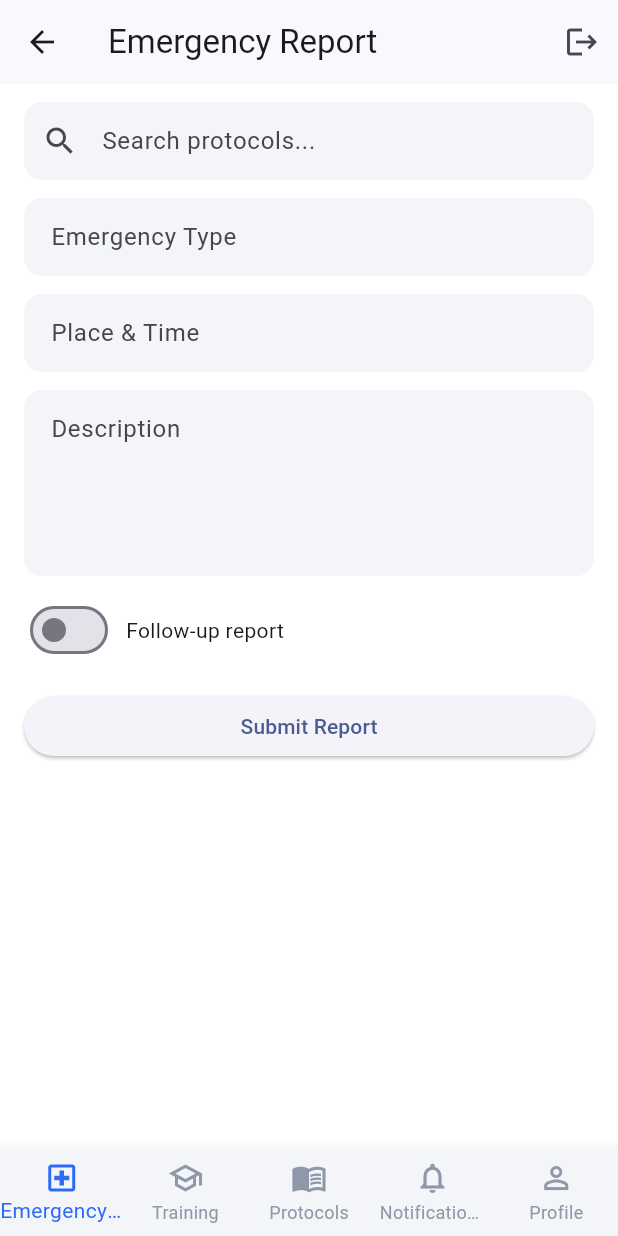
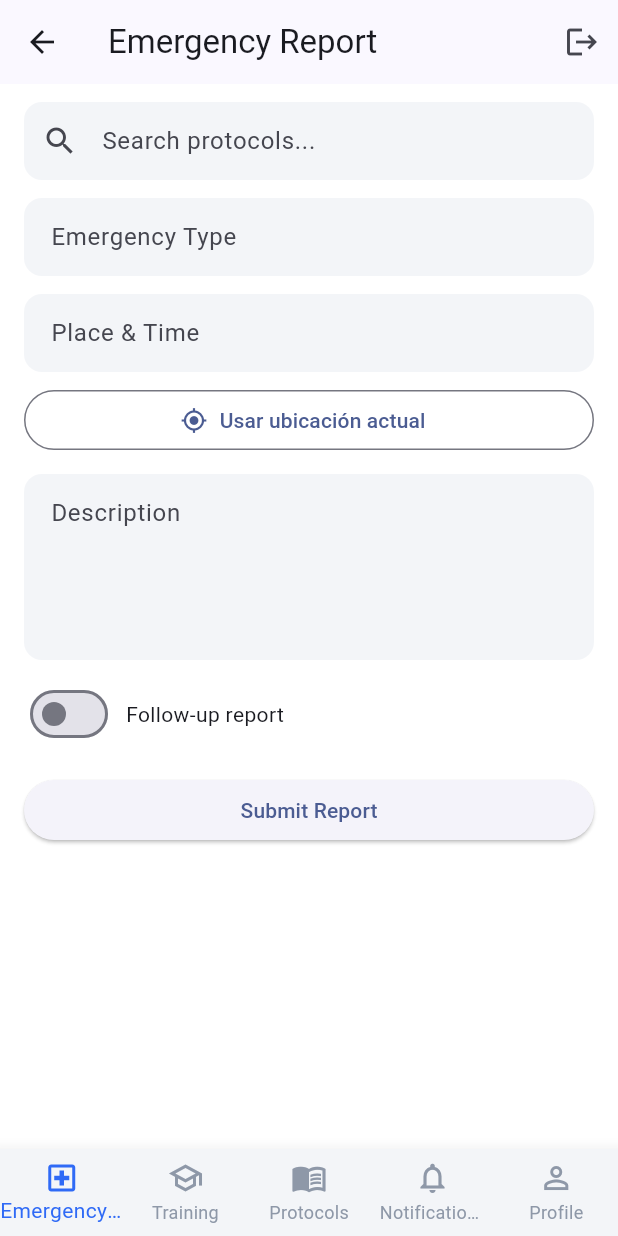
Before and after one commit to Grupo44-ISIS3510-202520/Flutter, a Flutter app: the EmergencyReportScreen screen opened directly, on a phone screen of 412 x 824 dp. Run offline on Flutter 3.47's test engine with Material 3 defaults, Android fonts, the phone set to English and light mode, and no system bars; our stand-ins replace cloud_firestore, equatable, firebase_analytics, firebase_auth, firebase_core, flutter_bloc and 1 more; accounts and stored records are empty; network calls fail.

Commit message:
sensor de gps funciona, además ya se encuentra el doc en firesotre

```diff
--- a/brigadeflutter/lib/blocs/emergency_report/emergency_report_state.dart
+++ b/brigadeflutter/lib/blocs/emergency_report/emergency_report_state.dart
@@ -8,6 +8,10 @@ class EmergencyReportState extends Equatable {
   final bool isFollowUp;
   final bool submitting;
 
+  // NUEVO:
+  final double? latitude;
+  final double? longitude;
+
   const EmergencyReportState({
     this.protocolQuery = '',
     this.type = '',
@@ -15,9 +19,9 @@ class EmergencyReportState extends Equatable {
     this.description = '',
     this.isFollowUp = false,
     this.submitting = false,
+    this.latitude,
+    this.longitude,
   });
-
-  bool get isValid => type.isNotEmpty && placeTime.isNotEmpty && description.isNotEmpty;
 
   EmergencyReportState copyWith({
     String? protocolQuery,
@@ -26,6 +30,9 @@ class EmergencyReportState extends Equatable {
     String? description,
     bool? isFollowUp,
     bool? submitting,
+    double? latitude,
+    double? longitude,
+    bool setNullLocation = false, // útil para reset
   }) {
     return EmergencyReportState(
       protocolQuery: protocolQuery ?? this.protocolQuery,
@@ -34,9 +41,15 @@ class EmergencyReportState extends Equatable {
       description: description ?? this.description,
       isFollowUp: isFollowUp ?? this.isFollowUp,
       submitting: submitting ?? this.submitting,
+      latitude: setNullLocation ? null : (latitude ?? this.latitude),
+      longitude: setNullLocation ? null : (longitude ?? this.longitude),
     );
   }
 
+  bool get isValid => type.isNotEmpty && placeTime.isNotEmpty && description.isNotEmpty;
+
   @override
-  List<Object?> get props => [protocolQuery, type, placeTime, description, isFollowUp, submitting];
+  List<Object?> get props => [
+    protocolQuery, type, placeTime, description, isFollowUp, submitting, latitude, longitude
+  ];
 }
--- a/brigadeflutter/lib/screens/emergency_report_screen.dart
+++ b/brigadeflutter/lib/screens/emergency_report_screen.dart
@@ -1,6 +1,7 @@
 import 'package:brigadeflutter/components/app_bar_actions.dart';
 import 'package:flutter/material.dart';
 import 'package:flutter_bloc/flutter_bloc.dart';
+
 import '../blocs/emergency_report/emergency_report_cubit.dart';
 import '../blocs/emergency_report/emergency_report_state.dart';
 import '../components/app_bottom_nav.dart';
@@ -40,6 +41,7 @@ class _EmergencyReportScreenState extends State<EmergencyReportScreen> {
                     onChanged: cubit.onProtocolChanged,
                   ),
                   const SizedBox(height: 12),
+
                   TextFormField(
                     initialValue: state.type,
                     onChanged: cubit.onTypeChanged,
@@ -47,13 +49,45 @@ class _EmergencyReportScreenState extends State<EmergencyReportScreen> {
                     validator: (v) => (v == null || v.isEmpty) ? 'Required' : null,
                   ),
                   const SizedBox(height: 12),
+
                   TextFormField(
                     initialValue: state.placeTime,
                     onChanged: cubit.onPlaceTimeChanged,
                     decoration: const InputDecoration(hintText: 'Place & Time'),
                     validator: (v) => (v == null || v.isEmpty) ? 'Required' : null,
                   ),
+                  const SizedBox(height: 8),
+
+                  // ubicacion gps
+                  OutlinedButton.icon(
+                    icon: const Icon(Icons.my_location),
+                    label: const Text('Usar ubicación actual'),
+                    onPressed: state.submitting
+                        ? null
+                        : () async {
+                            await cubit.fillWithCurrentLocation();
+                            if (!mounted) return;
+                            final ok = context.read<EmergencyReportCubit>().state.latitude != null;
+                            ScaffoldMessenger.of(context).showSnackBar(
+                              SnackBar(
+                                content: Text(ok
+                                    ? 'Ubicación agregada'
+                                    : 'Activa permisos de ubicación o GPS'),
+                              ),
+                            );
+                          },
+                  ),
+                  if (state.latitude != null && state.longitude != null) ...[
+                    const SizedBox(height: 6),
+                    Text(
+                      'Ubicación: ${state.latitude!.toStringAsFixed(5)}, '
+                      '${state.longitude!.toStringAsFixed(5)}',
+                      style: const TextStyle(fontSize: 12, color: Color(0xFF6B7280)),
+                    ),
+                  ],
+
                   const SizedBox(height: 12),
+
                   TextFormField(
                     initialValue: state.description,
                     onChanged: cubit.onDescriptionChanged,
@@ -63,6 +97,7 @@ class _EmergencyReportScreenState extends State<EmergencyReportScreen> {
                     validator: (v) => (v == null || v.isEmpty) ? 'Required' : null,
                   ),
                   const SizedBox(height: 12),
+
                   Row(
                     children: [
                       Switch(value: state.isFollowUp, onChanged: cubit.onFollowChanged),
@@ -70,20 +105,30 @@ class _EmergencyReportScreenState extends State<EmergencyReportScreen> {
                       const Text('Follow-up report'),
                     ],
                   ),
+
                   const SizedBox(height: 16),
+
                   ElevatedButton(
                     onPressed: state.submitting
                         ? null
                         : () async {
                             if (!_formKey.currentState!.validate()) return;
-                            await cubit.submit();
+                            final ok = await cubit.submit();
                             if (!mounted) return;
                             ScaffoldMessenger.of(context).showSnackBar(
-                              const SnackBar(content: Text('Report submitted')),
+                              SnackBar(
+                                content: Text(ok ? 'Report submitted' : 'Error al enviar'),
+                              ),
                             );
+                            // Si quieres limpiar visualmente los campos, navega o
+                            // reconstruye usando los valores por defecto del state.
                           },
                     child: state.submitting
-                        ? const SizedBox(height: 22, width: 22, child: CircularProgressIndicator(strokeWidth: 2))
+                        ? const SizedBox(
+                            height: 22,
+                            width: 22,
+                            child: CircularProgressIndicator(strokeWidth: 2),
+                          )
                         : const Text('Submit Report'),
                   ),
                 ],
--- a/brigadeflutter/pubspec.yaml
+++ b/brigadeflutter/pubspec.yaml
@@ -42,6 +42,7 @@ dependencies:
   sensors_plus: ^5.0.1 # notifications jenn
   geolocator: ^13.0.1
   http: ^1.2.2
+  cloud_firestore: 6.0.2
 
 
 dev_dependencies:
```
Also changed, not shown: brigadeflutter/lib/app.dart (+19 -11 lines), brigadeflutter/lib/blocs/emergency_report/emergency_report_cubit.dart (+43 -6 lines), brigadeflutter/lib/data/firebase/report_repository_firebase.dart (added, +36 -0 lines), brigadeflutter/lib/domain/repositories/report_repository.dart (added, +13 -0 lines), brigadeflutter/lib/services/location_service.dart (added, +17 -0 lines), brigadeflutter/pubspec.lock, 5 other files.
